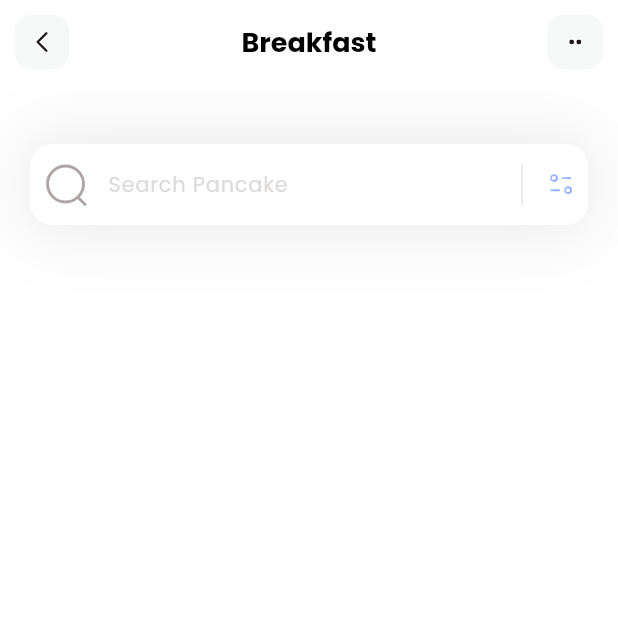
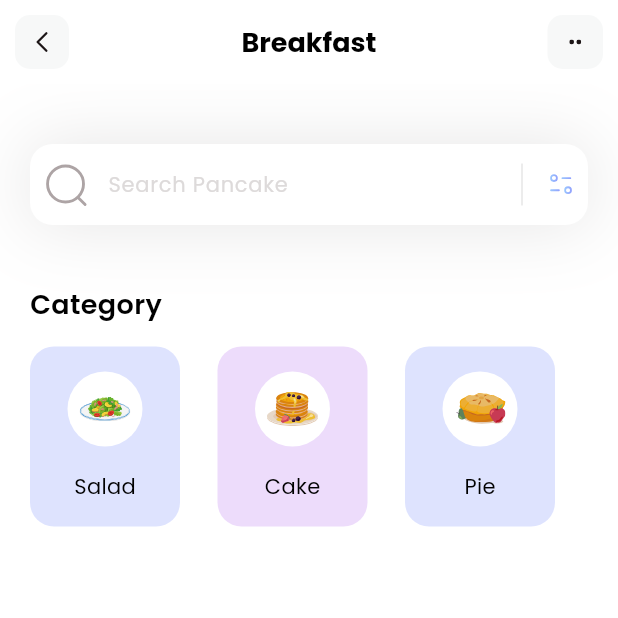
Before and after one commit to lulibetelu/capacitacion-lab2-flutter, a Flutter app: the screen it shows after launch, on a phone screen of 412 x 824 dp, the top half of it. Run offline on Flutter 3.47's test engine with Material 3 defaults, Android fonts, the light colour scheme and no system bars; our stand-ins replace flutter_svg.

Commit message:
categories terminado

```diff
--- a/fitness/lib/main.dart
+++ b/fitness/lib/main.dart
@@ -14,7 +14,7 @@
     return MaterialApp(
       debugShowCheckedModeBanner: false,
       theme: ThemeData(fontFamily: 'Poppins'),
-      home: const HomePage(),
+      home: HomePage(),
     );
   }
 }
--- /dev/null
+++ b/fitness/lib/models/category_model.dart
@@ -0,0 +1,43 @@
+import 'package:flutter/material.dart';
+
+class CategoryModel {
+  final String name;
+  final String iconPath;
+  final Color boxColor;
+
+  const CategoryModel({
+    required this.name,
+    required this.iconPath,
+    required this.boxColor,
+  });
+
+  static List<CategoryModel> getCategories() {
+    List<CategoryModel> categories = [];
+
+    categories.add(
+      CategoryModel(
+        name: 'Salad',
+        iconPath: 'assets/icons/plate.svg',
+        boxColor: Color(0xff92A3FD),
+      )
+    );
+
+    categories.add(
+      CategoryModel(
+        name: 'Cake',
+        iconPath: 'assets/icons/pancakes.svg',
+        boxColor: Color(0xffC58BF2)
+      )
+    );
+
+    categories.add(
+      CategoryModel(
+        name: 'Pie',
+        iconPath: 'assets/icons/pie.svg',
+        boxColor: Color(0xff92A3FD)
+      )
+    );
+
+    return categories;
+  }
+}
--- a/fitness/lib/pages/home.dart
+++ b/fitness/lib/pages/home.dart
@@ -1,17 +1,98 @@
+import 'package:fitness/models/category_model.dart';
 import 'package:flutter/material.dart';
 import 'package:flutter_svg/svg.dart';
 
 class HomePage extends StatelessWidget {
-  const HomePage({super.key});
+  HomePage({super.key});
+
+  List<CategoryModel> categories = [];
+
+  void getCategories() {
+    categories = CategoryModel.getCategories();
+  }
+
+  @override
+  void initState() {
+    getCategories();
+  }
 
   @override
   Widget build(BuildContext context) {
+    getCategories();
     return Scaffold(
       appBar: appBar(),
       backgroundColor: Colors.white,
       body: Column(
         children: [
-          searchBar()
+          searchBar(),
+          SizedBox(
+            height: 40,
+          ),
+          Column(
+            crossAxisAlignment: CrossAxisAlignment.start,
+            children: [
+              Padding(
+                padding: const EdgeInsets.only(left: 20),
+                child :Text(
+                  'Category',
+                  style: TextStyle(
+                    color: Colors.black,
+                    fontSize: 18,
+                    fontWeight: FontWeight.w600,
+                  )
+                )
+              ),
+              SizedBox(
+                height: 15,
+              ),
+              Container(
+                height: 120,
+                child: ListView.separated(
+                  itemCount: categories.length,
+                  scrollDirection: Axis.horizontal,
+                  padding: const EdgeInsets.only(
+                    left: 20,
+                    right: 20,
+                  ),
+                  separatorBuilder: (context, index) => const SizedBox(width: 25,),
+                  itemBuilder: (context, index) {
+                    return Container(
+                      width: 100,
+                      decoration: BoxDecoration(
+                        color: categories[index].boxColor.withOpacity(0.3),
+                        borderRadius: BorderRadius.circular(16)
+                      ),
+                      child: Column(
+                        mainAxisAlignment: MainAxisAlignment.spaceEvenly,
+                        children: [
+                          Container(
+                            width: 50,
+                            height: 50,
+                            decoration: const BoxDecoration(
+                              color: Colors.white,
+                              shape: BoxShape.circle
+                            ),
+                            child: Padding(
+                              padding: const EdgeInsets.all(8.0),
+                              child: SvgPicture.asset(categories[index].iconPath),
+                            ),
+                          ),
+                          Text(
+                            categories[index].name,
+                            style: const TextStyle(
+                              fontWeight: FontWeight.w400,
+                              color: Colors.black,
+                              fontSize: 14
+                            ),
+                          )
+                        ],
+                      ),
+                    );
+                  },
+                )
+              )
+            ]
+          )
         ]
       )
     );
```
Also changed, not shown: fitness/lib/models/diet_model.dart (added, +51 -0 lines), fitness/assets/icons/pancakes.svg (added), fitness/assets/icons/pie.svg (added), fitness/assets/icons/plate.svg (added).
